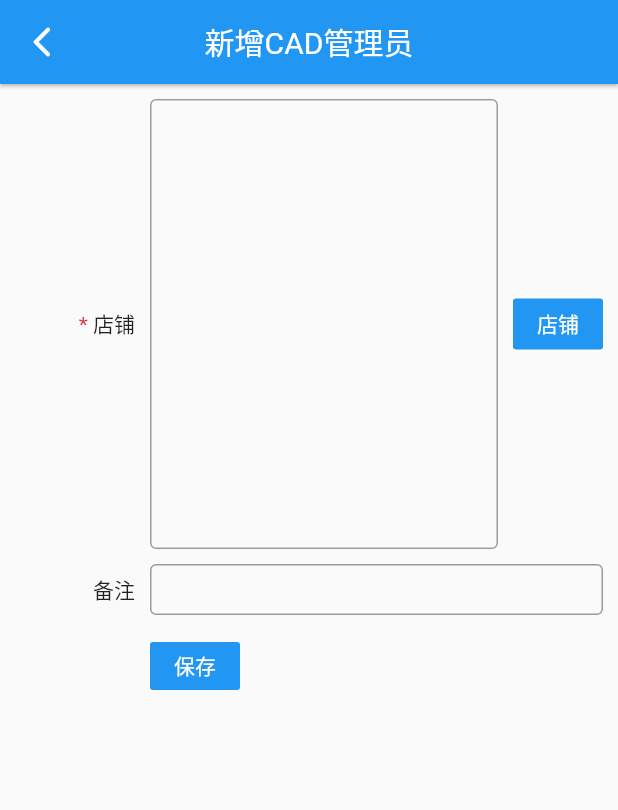
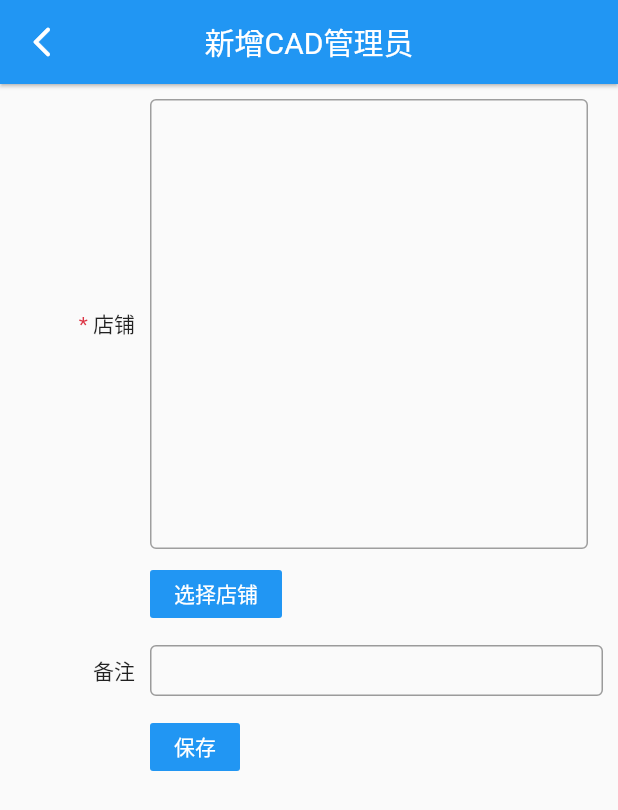
Before and after one commit to j787701730/admin_flutter, a Flutter app: the CreateCadAdmin screen opened directly, on a phone screen of 412 x 824 dp. Shown: the top 810 px of the screen. Run offline on Flutter 3.47's test engine with Material 2 defaults, Android fonts, the phone set to English and light mode, and no system bars; our stand-ins replace charts_flutter, cookie_jar, dio, dio_cookie_manager, flutter_datetime_picker, flutter_html and 5 more; missing offline and left inert: flutter_luban, fluwx; accounts and stored records are empty; network calls fail.

Commit message:
测试自适应size

```diff
--- a/lib/balance/price_plan.dart
+++ b/lib/balance/price_plan.dart
@@ -319,7 +319,7 @@ class _PricePlanState extends State<PricePlan> {
                     children: <Widget>[
                       Container(
                         width: 80,
-                        padding: EdgeInsets.only(top: 12),
+                        padding: EdgeInsets.only(top: 10),
                         alignment: Alignment.centerRight,
                         child: Text('月基本费:'),
                         margin: EdgeInsets.only(right: 10),
@@ -566,7 +566,7 @@ class _PricePlanState extends State<PricePlan> {
                   children: <Widget>[
                     Container(
                       width: 80,
-                      padding: EdgeInsets.only(top: 12),
+                      padding: EdgeInsets.only(top: 10),
                       alignment: Alignment.centerRight,
                       child: Text('定价规则:'),
                       margin: EdgeInsets.only(right: 10),
--- a/lib/shop/create_cad_admin.dart
+++ b/lib/shop/create_cad_admin.dart
@@ -22,7 +22,7 @@ class _CreateCadAdminState extends State<CreateCadAdmin> {
         padding: EdgeInsets.all(10),
         children: <Widget>[
           Container(
-            margin: EdgeInsets.only(bottom: 10),
+            margin: EdgeInsets.only(bottom: 6),
             child: Row(
               children: <Widget>[
                 Container(
@@ -52,16 +52,18 @@ class _CreateCadAdminState extends State<CreateCadAdmin> {
                       borderRadius: BorderRadius.circular(4),
                     ),
                     height: 300,
-                    child: ListView(
-                      children: <Widget>[
-                        Wrap(
+                    child: SingleChildScrollView(
+                      child: Wrap(
                         spacing: 10,
                         runSpacing: 10,
                         children: param['shops'].keys.toList().map<Widget>((key) {
                           return Container(
                             decoration: BoxDecoration(
                               border: Border.all(color: Colors.grey),
-                                  borderRadius: BorderRadius.all(Radius.circular(4))),
+                              borderRadius: BorderRadius.all(
+                                Radius.circular(4),
+                              ),
+                            ),
                             height: 34,
                             child: Row(
                               mainAxisSize: MainAxisSize.min,
@@ -90,13 +92,18 @@ class _CreateCadAdminState extends State<CreateCadAdmin> {
                             ),
                           );
                         }).toList(),
-                        )
+                      ),
+                    ),
+                  ),
+                ),
               ],
             ),
           ),
-                ),
           Container(
-                  height: 34,
+            child: Row(
+              children: <Widget>[
+                Container(
+                  margin: EdgeInsets.only(left: 90, bottom: 10),
                   child: PrimaryButton(
                     onPressed: () {
                       Navigator.push(
@@ -105,14 +112,17 @@ class _CreateCadAdminState extends State<CreateCadAdmin> {
                           builder: (context) => new ShopPlugin(
                             shopCount: 0,
                             selectShopsData: param['shops'],
-                                )),
+                          ),
+                        ),
                       ).then((val) {
                         if (val != null) {
+                          setState(() {
                             param['shops'] = val;
+                          });
                         }
                       });
                     },
-                    child: Text('店铺'),
+                    child: Text('选择店铺'),
                   ),
                 )
               ],
@@ -124,7 +134,8 @@ class _CreateCadAdminState extends State<CreateCadAdmin> {
               setState(() {
                 param['comments'] = val;
               });
-              }),
+            },
+          ),
           Container(
             margin: EdgeInsets.only(bottom: 10),
             child: Row(
--- a/pubspec.yaml
+++ b/pubspec.yaml
@@ -14,7 +14,7 @@ description: A new Flutter application.
 version: 1.0.0+1
 
 environment:
-  sdk: ">=2.1.0 <3.0.0"
+  sdk: ">=2.7.0 <3.0.0"
 
 dependencies:
   flutter:
```
Also changed, not shown: lib/erp/added_services.dart (+23 -0 lines), lib/login.dart (+8 -0 lines), lib/shop/zone-files.dart (+22 -1 lines), lib/utils.dart (+27 -0 lines), lib/balance/list.dart (line endings or trailing spaces). Lines whose indentation alone changed are shown as unchanged.
